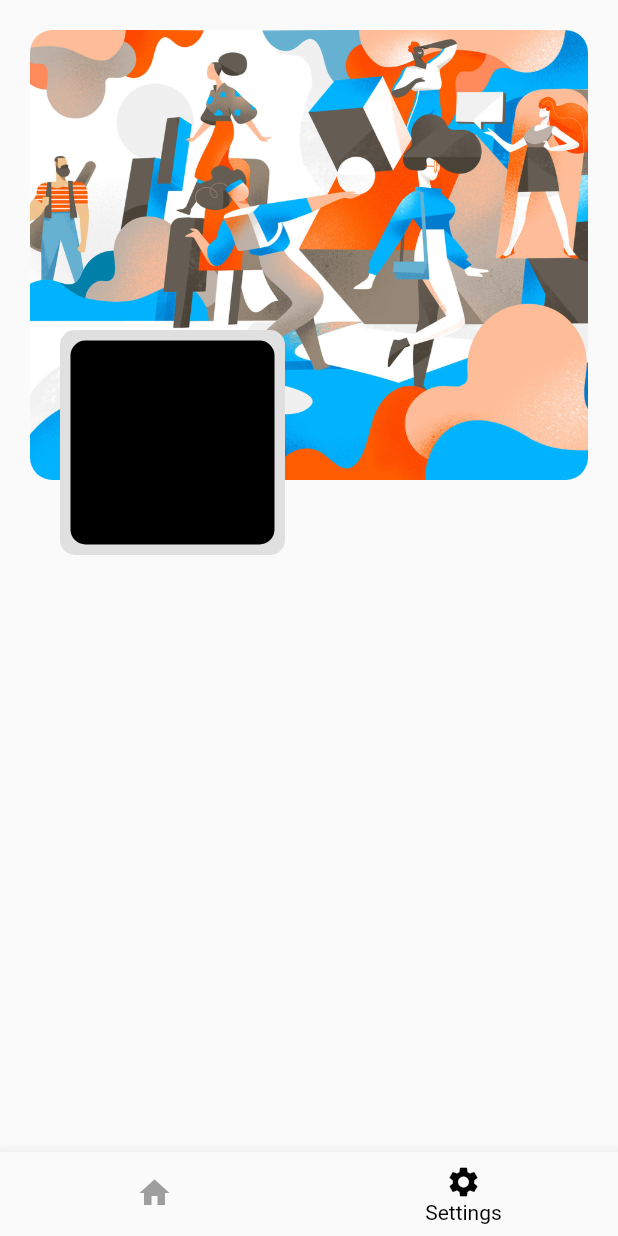
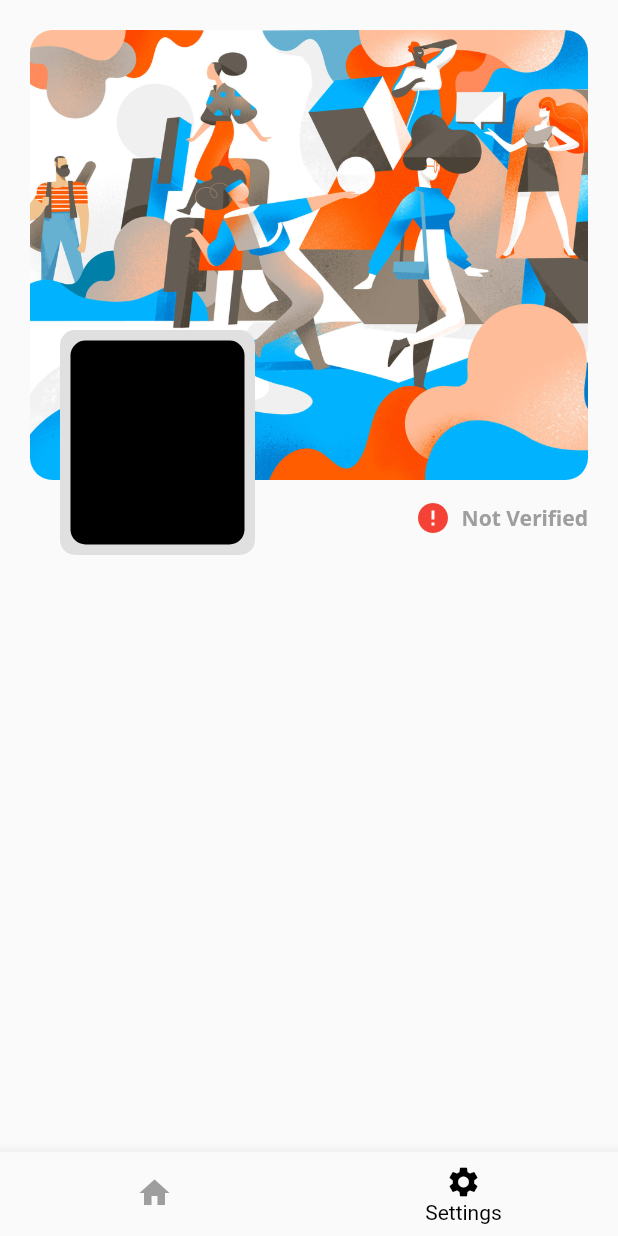
Before and after one commit to Harmanjit14/chat-app-frontend, a Flutter app: the screen it shows after launch, swiped to page 2, on a phone screen of 412 x 824 dp. Run offline on Flutter 3.47's test engine with Material 2 defaults, Android fonts, the phone set to English and light mode, and no system bars; our stand-ins replace get, google_fonts.

```diff
--- a/lib/screens/settings.dart
+++ b/lib/screens/settings.dart
@@ -1,3 +1,4 @@
+import 'package:Huddle/constants/text.dart';
 import 'package:Huddle/models/profile.dart';
 import 'package:flutter/material.dart';
 import 'package:get/get.dart';
@@ -33,7 +34,7 @@ class Profile extends StatelessWidget {
                   child: Container(
                     margin: EdgeInsets.fromLTRB(20, 0, 0, 0),
                     height: 150,
-                    width: 150,
+                    width: 130,
                     decoration: BoxDecoration(
                         color: Colors.grey[300],
                         borderRadius: BorderRadius.circular(10)),
@@ -47,6 +48,37 @@ class Profile extends StatelessWidget {
                     ),
                   ),
                 ),
+                Align(
+                  alignment: Alignment.bottomRight,
+                  child: Container(
+                    margin: EdgeInsets.fromLTRB(0, 0, 0, 5),
+                    height: 40,
+                    width: 150,
+                    child: Row(
+                      crossAxisAlignment: CrossAxisAlignment.center,
+                      mainAxisAlignment: MainAxisAlignment.end,
+                      mainAxisSize: MainAxisSize.max,
+                      children: [
+                        Icon(
+                          (myprofile.verified.value)
+                              ? Icons.verified
+                              : Icons.error,
+                          color: (myprofile.verified.value)
+                              ? Colors.green
+                              : Colors.red,
+                        ),
+                        SizedBox(width: 7),
+                        BoldText(
+                          text: (myprofile.verified.value)
+                              ? "Verified"
+                              : "Not Verified",
+                          color: Colors.grey,
+                          size: 14,
+                        ),
+                      ],
+                    ),
+                  ),
+                ),
               ],
               alignment: Alignment.topCenter,
             ),
```
